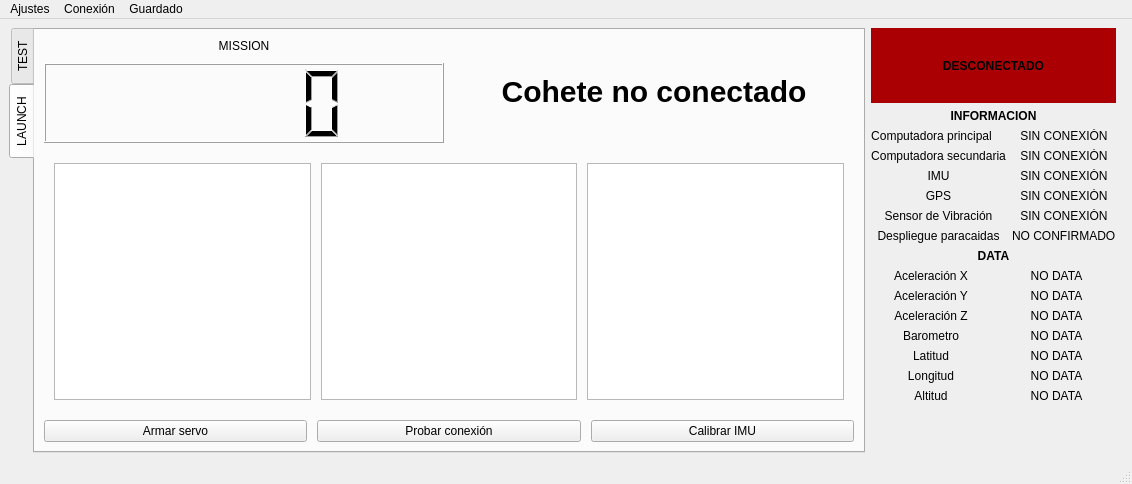
rodandres/Mission_CERO_Electronics, file Estacion_Terrena/Estacion_Terrena/mainwindow.ui: the form before one commit.
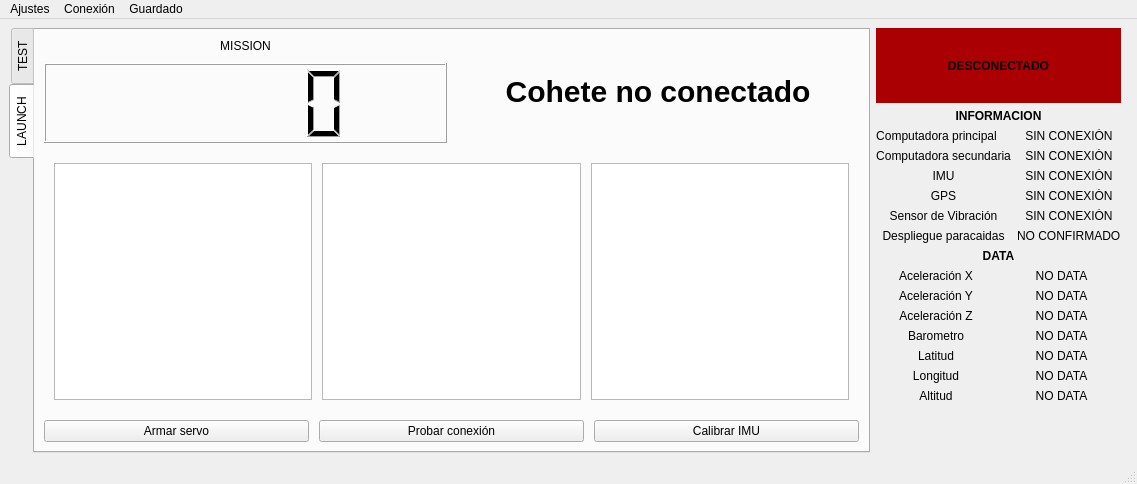
The form after the commit.

What changed in the file:
```diff
--- a/Estacion_Terrena/Estacion_Terrena/mainwindow.ui
+++ b/Estacion_Terrena/Estacion_Terrena/mainwindow.ui
@@ -6,7 +6,7 @@
    <rect>
     <x>0</x>
     <y>0</y>
-    <width>1129</width>
+    <width>1137</width>
     <height>484</height>
    </rect>
   </property>
@@ -214,7 +214,7 @@
          </font>
         </property>
         <property name="styleSheet">
-         <string notr="true">background: rgb(170, 0, 3)</string>
+         <string notr="true">background-color: rgb(170, 0, 3);</string>
         </property>
         <property name="text">
          <string>DESCONECTADO</string>
@@ -567,7 +567,7 @@
     <rect>
      <x>0</x>
      <y>0</y>
-     <width>1129</width>
+     <width>1137</width>
      <height>21</height>
     </rect>
    </property>
```
